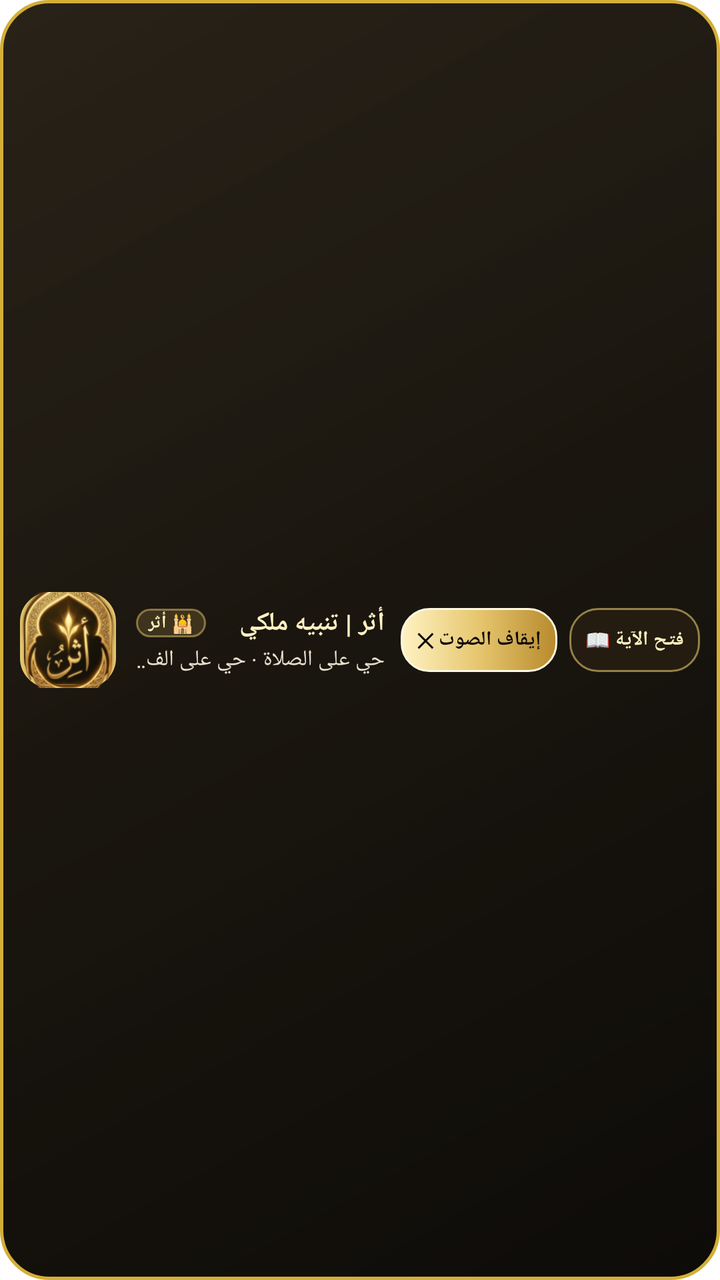
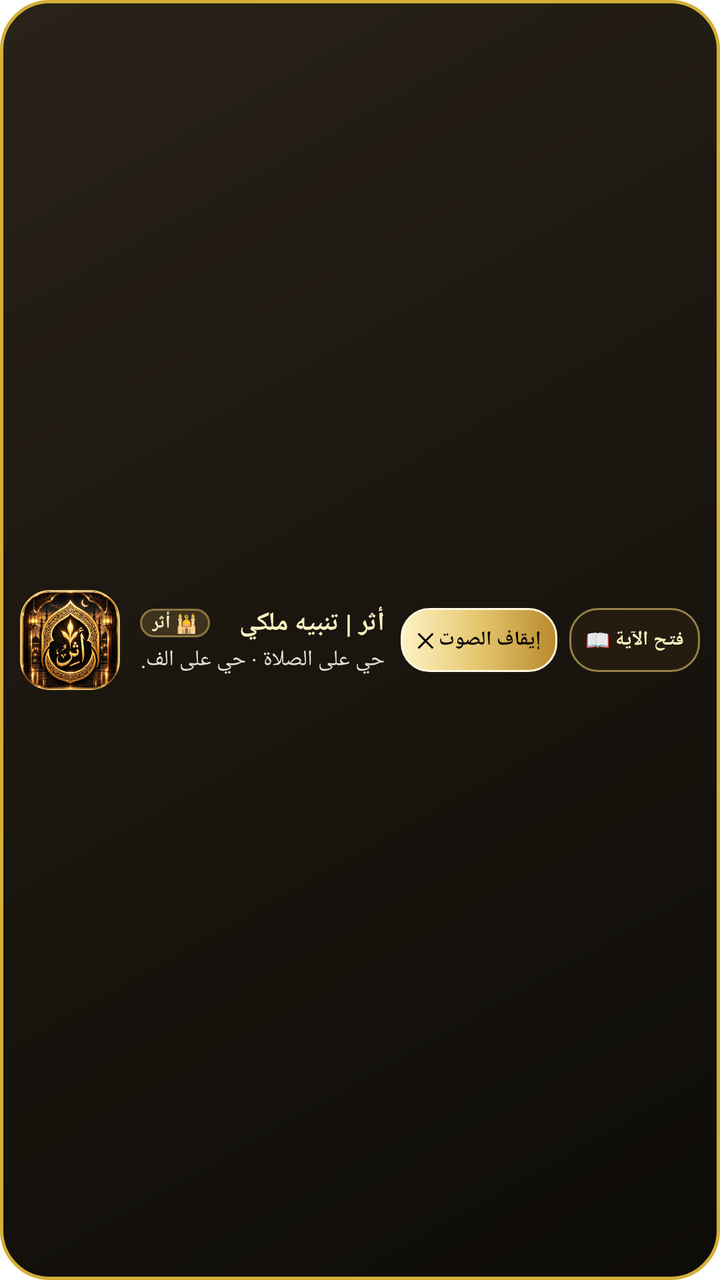

Two renders of the same Android screen: before a commit and after it. Below are the layout's source before the change and the commit's diff.
<!-- AndroidManifest.xml: fallback theme Theme.MaterialComponents.DayNight.NoActionBar -->
<!-- res/layout/notification_royal_collapsed.xml -->
<?xml version="1.0" encoding="utf-8"?>
<LinearLayout xmlns:android="http://schemas.android.com/apk/res/android"
    android:id="@+id/layoutRoyalNotifCollapsed"
    android:layout_width="match_parent"
    android:layout_height="72dp"
    android:background="@drawable/royal_overlay_card_bg"
    android:gravity="center_vertical"
    android:orientation="horizontal"
    android:paddingStart="10dp"
    android:paddingEnd="10dp"
    android:paddingTop="6dp"
    android:paddingBottom="6dp">

    
    <FrameLayout
        android:layout_width="48dp"
        android:layout_height="48dp"
        android:layout_gravity="center_vertical"
        android:background="@drawable/royal_logo_frame_bg"
        android:padding="0dp">

        <ImageView
            android:id="@+id/ivNotifLogo"
            android:layout_width="match_parent"
            android:layout_height="match_parent"
            android:padding="0dp"
            android:contentDescription="شعار أثر الملكي"
            android:scaleType="centerCrop"
            android:src="@drawable/icon_logo" />
    </FrameLayout>

    
    <LinearLayout
        android:layout_width="0dp"
        android:layout_height="wrap_content"
        android:layout_marginStart="10dp"
        android:layout_marginEnd="8dp"
        android:layout_weight="1"
        android:gravity="center_vertical"
        android:orientation="vertical">

        
        <LinearLayout
            android:layout_width="match_parent"
            android:layout_height="wrap_content"
            android:gravity="center_vertical"
            android:orientation="horizontal">

            <TextView
                android:id="@+id/tvNotifBadge"
                android:layout_width="wrap_content"
                android:layout_height="wrap_content"
                android:layout_marginEnd="6dp"
                android:background="@drawable/royal_badge_bg"
                android:paddingHorizontal="6dp"
                android:paddingVertical="1dp"
                android:text="🕌 أثر"
                android:textColor="#FFF2C2"
                android:textSize="9sp"
                android:textStyle="bold" />

            <TextView
                android:id="@+id/tvNotifTitle"
                android:layout_width="0dp"
                android:layout_height="wrap_content"
                android:layout_weight="1"
                android:ellipsize="end"
                android:maxLines="1"
                android:text="أثر | تنبيه ملكي"
                android:textColor="#FFF2C2"
                android:textSize="13sp"
                android:textStyle="bold" />
        </LinearLayout>

        
        <TextView
            android:id="@+id/tvNotifBody"
            android:layout_width="match_parent"
            android:layout_height="wrap_content"
            android:layout_marginTop="2dp"
            android:ellipsize="end"
            android:maxLines="1"
            android:text="حي على الصلاة · حي على الفلاح"
            android:textColor="#E8E0CE"
            android:textSize="11sp" />
    </LinearLayout>

    
    <LinearLayout
        android:layout_width="wrap_content"
        android:layout_height="wrap_content"
        android:layout_gravity="center_vertical"
        android:gravity="center_vertical"
        android:orientation="horizontal">

        
        <TextView
            android:id="@+id/btn_action_primary"
            android:layout_width="wrap_content"
            android:layout_height="32dp"
            android:layout_marginEnd="6dp"
            android:background="@drawable/royal_gold_btn_bg"
            android:gravity="center"
            android:paddingHorizontal="8dp"
            android:text="إيقاف الصوت ✕"
            android:textColor="#080705"
            android:textSize="10sp"
            android:textStyle="bold" />

        
        <TextView
            android:id="@+id/btn_action_secondary"
            android:layout_width="wrap_content"
            android:layout_height="32dp"
            android:background="@drawable/royal_dark_btn_bg"
            android:gravity="center"
            android:paddingHorizontal="8dp"
            android:text="فتح الآية 📖"
            android:textColor="#FFF2C2"
            android:textSize="10sp"
            android:textStyle="bold" />
    </LinearLayout>

</LinearLayout>
<!-- resources referenced by this layout -->
<resources>
  <!-- drawable icon_logo: png bitmap (drawable, 35975 bytes) -->
  <!-- drawable royal_badge_bg (drawable) -->
  <?xml version="1.0" encoding="utf-8"?>
  <shape xmlns:android="http://schemas.android.com/apk/res/android"
      android:shape="rectangle">
      <solid android:color="#33C8A24A" />
      <corners android:radius="10dp" />
      <stroke
          android:width="1dp"
          android:color="#80E6C66E" />
  </shape>
  <!-- drawable royal_dark_btn_bg (drawable) -->
  <?xml version="1.0" encoding="utf-8"?>
  <ripple xmlns:android="http://schemas.android.com/apk/res/android"
      android:color="#30E6C66E">
      <item>
          <shape android:shape="rectangle">
              <solid android:color="#241C10" />
              <corners android:radius="14dp" />
              <stroke
                  android:width="1dp"
                  android:color="#99E6C66E" />
          </shape>
      </item>
  </ripple>
  <!-- drawable royal_gold_btn_bg (drawable) -->
  <?xml version="1.0" encoding="utf-8"?>
  <ripple xmlns:android="http://schemas.android.com/apk/res/android"
      android:color="#40FFFFFF">
      <item>
          <shape android:shape="rectangle">
              <gradient
                  android:angle="0"
                  android:startColor="#FFF2C2"
                  android:centerColor="#E6C66E"
                  android:endColor="#B88A2D"
                  android:type="linear" />
              <corners android:radius="14dp" />
              <stroke
                  android:width="1dp"
                  android:color="#FFF9E2" />
          </shape>
      </item>
  </ripple>
  <!-- drawable royal_logo_frame_bg (drawable) -->
  <?xml version="1.0" encoding="utf-8"?>
  <shape xmlns:android="http://schemas.android.com/apk/res/android"
      android:shape="rectangle">
      <gradient
          android:angle="315"
          android:startColor="#3E2E10"
          android:centerColor="#1F180B"
          android:endColor="#0D0B07"
          android:type="linear" />
      <corners android:radius="14dp" />
      <stroke
          android:width="2dp"
          android:color="#E6C66E" />
  </shape>
  <!-- drawable royal_overlay_card_bg (drawable) -->
  <?xml version="1.0" encoding="utf-8"?>
  <shape xmlns:android="http://schemas.android.com/apk/res/android"
      android:shape="rectangle">
      <gradient
          android:angle="315"
          android:startColor="#F41F180E"
          android:centerColor="#F8130F08"
          android:endColor="#FA090704"
          android:type="linear" />
      <corners android:radius="24dp" />
      <stroke
          android:width="1.8dp"
          android:color="#D4AF37" />
  </shape>
</resources>

<!-- the commit's change to res/layout/notification_royal_collapsed.xml (unified diff, before → after) -->
@@ -13,8 +13,8 @@
 
     
     <FrameLayout
-        android:layout_width="48dp"
-        android:layout_height="48dp"
+        android:layout_width="50dp"
+        android:layout_height="50dp"
         android:layout_gravity="center_vertical"
         android:background="@drawable/royal_logo_frame_bg"
         android:padding="0dp">
@@ -25,7 +25,7 @@
             android:layout_height="match_parent"
             android:padding="0dp"
             android:contentDescription="شعار أثر الملكي"
-            android:scaleType="centerCrop"
+            android:scaleType="fitCenter"
             android:src="@drawable/icon_logo" />
     </FrameLayout>
 
<!-- resource entries referenced after the edit -->
@@ -1,6 +1,6 @@
 <!-- resources referenced by this layout -->
 <resources>
-  <!-- drawable icon_logo: png bitmap (drawable, 35975 bytes) -->
+  <!-- drawable icon_logo: png bitmap (drawable, 459085 bytes) -->
   <!-- drawable royal_badge_bg (drawable) -->
   <?xml version="1.0" encoding="utf-8"?>
   <shape xmlns:android="http://schemas.android.com/apk/res/android"
